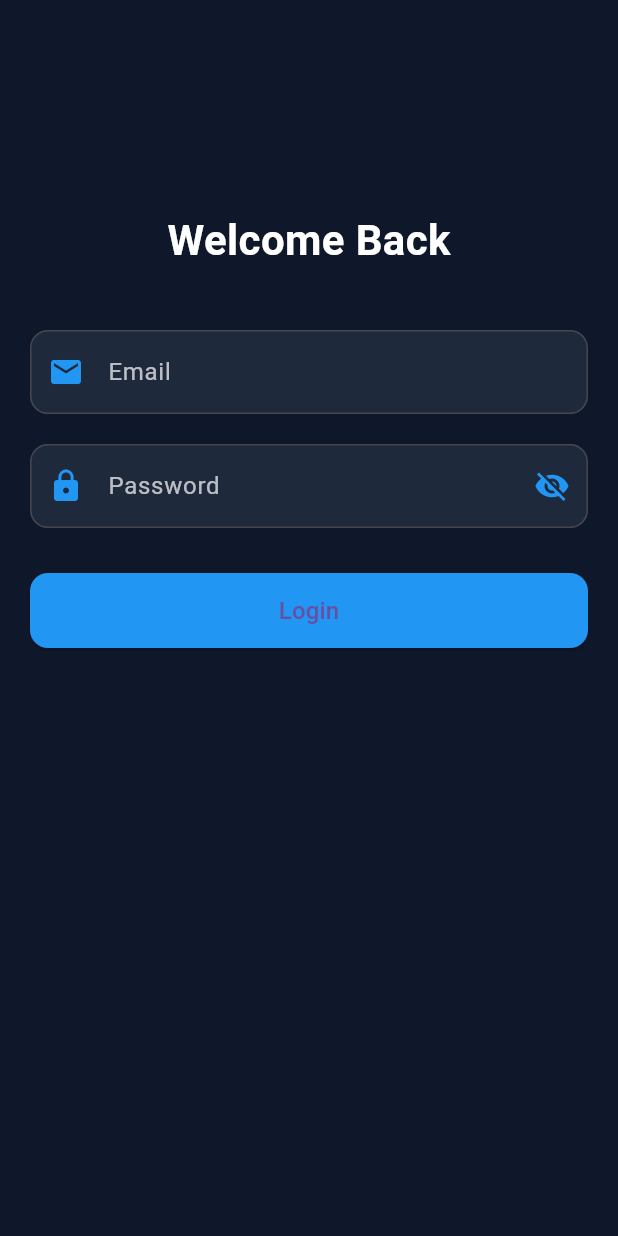
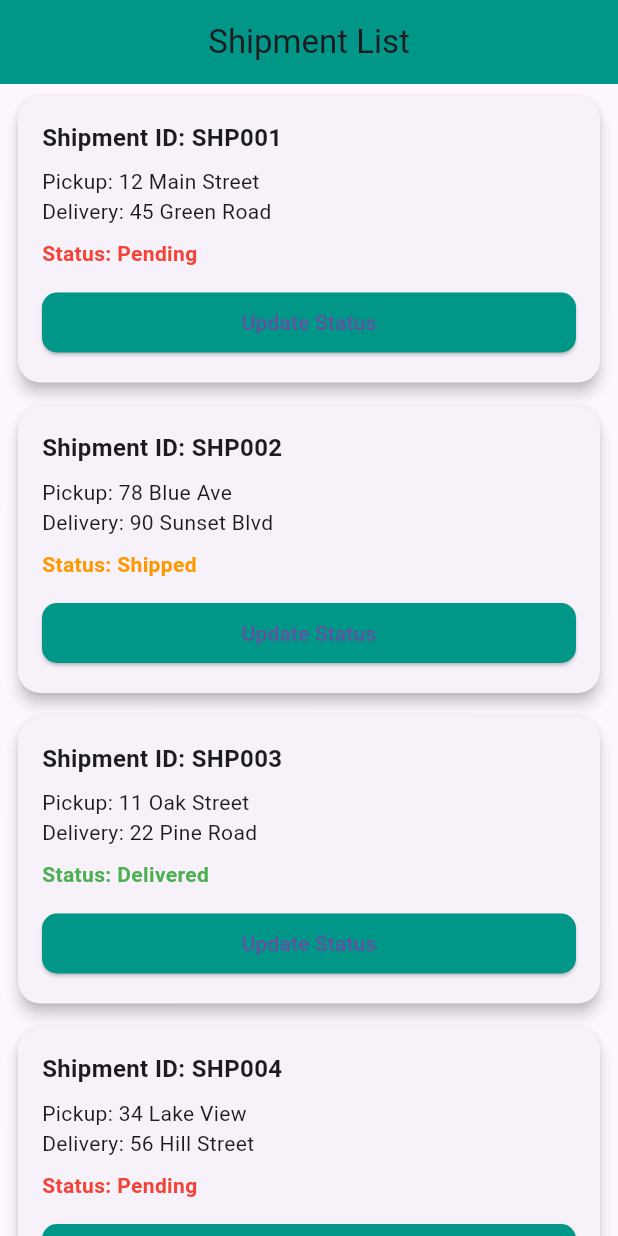
Before and after one commit to Chandre74/flutter-by-chandra, a Flutter app: the screen it shows after launch, on a phone screen of 412 x 824 dp. Run offline on Flutter 3.47's test engine with Material 3 defaults, Android fonts, the phone set to English and light mode, and no system bars.

Commit message:
Initial Commit

```diff
--- /dev/null
+++ b/lib/day3.dart
@@ -0,0 +1,199 @@
+import 'package:flutter/material.dart';
+
+void main() {
+  runApp(const MyApp());
+}
+
+class MyApp extends StatelessWidget {
+  const MyApp({super.key});
+
+  @override
+  Widget build(BuildContext context) {
+    return const MaterialApp(
+      debugShowCheckedModeBanner: false,
+      home: ShipmentScreen(),
+    );
+  }
+}
+
+/// ----------------------
+/// SHIPMENT MODEL
+/// ----------------------
+class Shipment {
+  final String id;
+  final String pickupAddress;
+  final String deliveryAddress;
+  String status;
+
+  Shipment({
+    required this.id,
+    required this.pickupAddress,
+    required this.deliveryAddress,
+    required this.status,
+  });
+}
+
+/// ----------------------
+/// SHIPMENT SCREEN
+/// ----------------------
+class ShipmentScreen extends StatefulWidget {
+  const ShipmentScreen({super.key});
+
+  @override
+  State<ShipmentScreen> createState() => _ShipmentScreenState();
+}
+
+class _ShipmentScreenState extends State<ShipmentScreen> {
+  //  10 Shipments
+  List<Shipment> shipments = [
+    Shipment(
+      id: "SHP001",
+      pickupAddress: "12 Main Street",
+      deliveryAddress: "45 Green Road",
+      status: "Pending",
+    ),
+    Shipment(
+      id: "SHP002",
+      pickupAddress: "78 Blue Ave",
+      deliveryAddress: "90 Sunset Blvd",
+      status: "Shipped",
+    ),
+    Shipment(
+      id: "SHP003",
+      pickupAddress: "11 Oak Street",
+      deliveryAddress: "22 Pine Road",
+      status: "Delivered",
+    ),
+    Shipment(
+      id: "SHP004",
+      pickupAddress: "34 Lake View",
+      deliveryAddress: "56 Hill Street",
+      status: "Pending",
+    ),
+    Shipment(
+      id: "SHP005",
+      pickupAddress: "99 River Road",
+      deliveryAddress: "10 Forest Lane",
+      status: "Shipped",
+    ),
+    Shipment(
+      id: "SHP006",
+      pickupAddress: "5 Market Street",
+      deliveryAddress: "8 King Avenue",
+      status: "Delivered",
+    ),
+    Shipment(
+      id: "SHP007",
+      pickupAddress: "44 Sunset Drive",
+      deliveryAddress: "77 Sunrise Blvd",
+      status: "Pending",
+    ),
+    Shipment(
+      id: "SHP008",
+      pickupAddress: "100 Apple St",
+      deliveryAddress: "200 Orange Rd",
+      status: "Shipped",
+    ),
+    Shipment(
+      id: "SHP009",
+      pickupAddress: "300 Banana Ave",
+      deliveryAddress: "400 Mango Blvd",
+      status: "Delivered",
+    ),
+    Shipment(
+      id: "SHP010",
+      pickupAddress: "15 Cedar Lane",
+      deliveryAddress: "25 Maple Street",
+      status: "Pending",
+    ),
+  ]; // randomized through chatbot
+
+  void updateStatus(int index) {
+    setState(() {
+      if (shipments[index].status == "Pending") {
+        shipments[index].status = "Shipped";
+      } else if (shipments[index].status == "Shipped") {
+        shipments[index].status = "Delivered";
+      } else {
+        shipments[index].status = "Pending";
+      }
+    });
+  }
+
+  Color getStatusColor(String status) {
+    if (status == "Delivered") return Colors.green;
+    if (status == "Shipped") return Colors.orange;
+    return Colors.red;
+  }
+
+  @override
+  Widget build(BuildContext context) {
+    return Scaffold(
+      appBar: AppBar(
+        title: const Text("Shipment List"),
+        centerTitle: true,
+        backgroundColor: Colors.teal,
+      ),
+      body: ListView.builder(
+        itemCount: shipments.length,
+        itemBuilder: (context, index) {
+          final shipment = shipments[index];
+
+          return Card(
+            margin: const EdgeInsets.symmetric(horizontal: 12, vertical: 8),
+            elevation: 4,
+            shape: RoundedRectangleBorder(
+              borderRadius: BorderRadius.circular(15),
+            ),
+            child: Padding(
+              padding: const EdgeInsets.all(16),
+              child: Column(
+                crossAxisAlignment: CrossAxisAlignment.start,
+                children: [
+                  Text(
+                    "Shipment ID: ${shipment.id}",
+                    style: const TextStyle(
+                      fontSize: 16,
+                      fontWeight: FontWeight.bold,
+                    ),
+                  ),
+
+                  const SizedBox(height: 8),
+
+                  Text("Pickup: ${shipment.pickupAddress}"),
+                  Text("Delivery: ${shipment.deliveryAddress}"),
+
+                  const SizedBox(height: 8),
+
+                  Text(
+                    "Status: ${shipment.status}",
+                    style: TextStyle(
+                      color: getStatusColor(shipment.status),
+                      fontWeight: FontWeight.bold,
+                    ),
+                  ),
+
+                  const SizedBox(height: 12),
+
+                  SizedBox(
+                    width: double.infinity,
+                    child: ElevatedButton(
+                      style: ElevatedButton.styleFrom(
+                        backgroundColor: Colors.teal,
+                        shape: RoundedRectangleBorder(
+                          borderRadius: BorderRadius.circular(10),
+                        ),
+                      ),
+                      onPressed: () => updateStatus(index),
+                      child: const Text("Update Status"),
+                    ),
+                  ),
+                ],
+              ),
+            ),
+          );
+        },
+      ),
+    );
+  }
+}
--- a/lib/main.dart
+++ b/lib/main.dart
@@ -1,4 +1,7 @@
+import 'dart:math';
+
 import 'package:flutter/material.dart';
+import 'day3.dart';
 
 void main() {
   runApp(const MyApp());
@@ -11,7 +14,7 @@ class MyApp extends StatelessWidget {
   Widget build(BuildContext context) {
     return const MaterialApp(
       debugShowCheckedModeBanner: false,
-      home: LoginPage(),
+      home: const ShipmentScreen(),
     );
   }
 }
```
